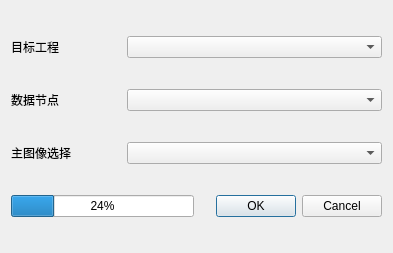
Qt form ui/Baseline.ui (huxleylee329-dancer/InSAR_UI) before a commit.
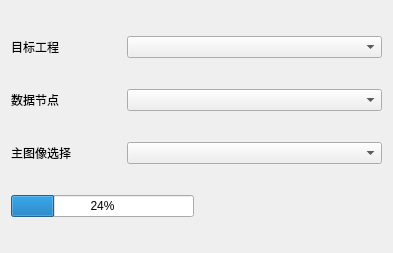
The same form after that commit. Icons and pictures are not drawn.

```diff
--- a/ui/Baseline.ui
+++ b/ui/Baseline.ui
@@ -72,7 +72,7 @@
      <item>
       <widget class="QDialogButtonBox" name="buttonBox">
        <property name="standardButtons">
-        <set>QDialogButtonBox::StandardButton::Cancel|QDialogButtonBox::StandardButton::Ok</set>
+        <set>QDialogButtonBox::NoButton</set>
        </property>
       </widget>
      </item>
```
Left out of the diff: 4 changed lines with no effect on the pictures.
